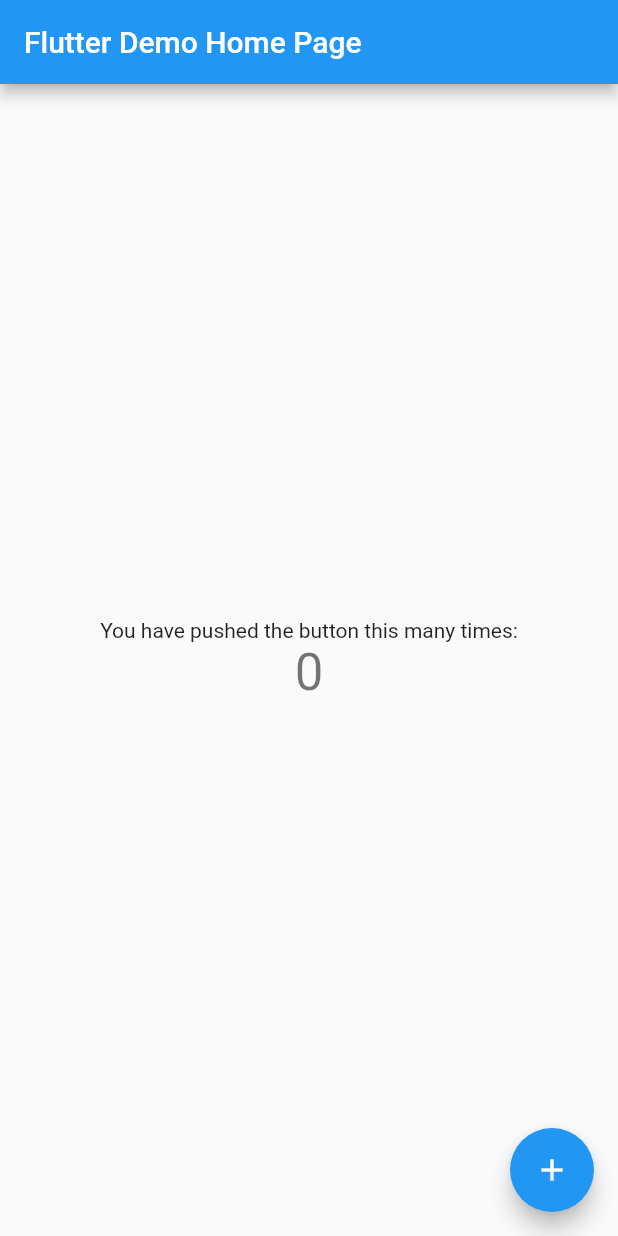
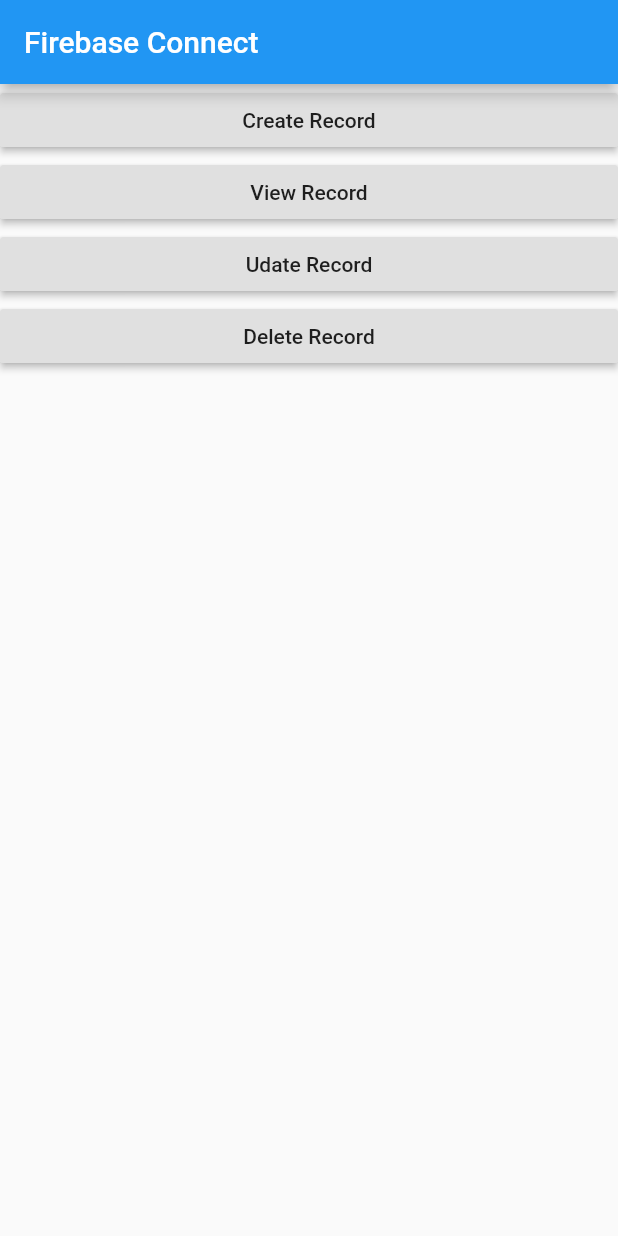
Before and after one commit to choushou/flutter_education, a Flutter app: the screen it shows after launch, on a phone screen of 412 x 824 dp. Run offline on Flutter 3.47's test engine with Material 2 defaults, Android fonts, the phone set to English and light mode, and no system bars; our stand-ins replace firebase_database; accounts and stored records are empty.

Commit message:
firebase databaseの処理

```diff
--- a/education/lib/main.dart
+++ b/education/lib/main.dart
@@ -1,4 +1,5 @@
 import 'package:flutter/material.dart';
+import 'package:firebase_database/firebase_database.dart';
 
 void main() {
   runApp(MyApp());
@@ -11,19 +12,8 @@ class MyApp extends StatelessWidget {
     return MaterialApp(
       title: 'Flutter Demo',
       theme: ThemeData(
-        // This is the theme of your application.
-        //
-        // Try running your application with "flutter run". You'll see the
-        // application has a blue toolbar. Then, without quitting the app, try
-        // changing the primarySwatch below to Colors.green and then invoke
-        // "hot reload" (press "r" in the console where you ran "flutter run",
-        // or simply save your changes to "hot reload" in a Flutter IDE).
-        // Notice that the counter didn't reset back to zero; the application
-        // is not restarted.
+
         primarySwatch: Colors.blue,
-        // This makes the visual density adapt to the platform that you run
-        // the app on. For desktop platforms, the controls will be smaller and
-        // closer together (more dense) than on mobile platforms.
         visualDensity: VisualDensity.adaptivePlatformDensity,
       ),
       home: MyHomePage(title: 'Flutter Demo Home Page'),
@@ -34,14 +24,6 @@ class MyApp extends StatelessWidget {
 class MyHomePage extends StatefulWidget {
   MyHomePage({Key key, this.title}) : super(key: key);
 
-  // This widget is the home page of your application. It is stateful, meaning
-  // that it has a State object (defined below) that contains fields that affect
-  // how it looks.
-
-  // This class is the configuration for the state. It holds the values (in this
-  // case the title) provided by the parent (in this case the App widget) and
-  // used by the build method of the State. Fields in a Widget subclass are
-  // always marked "final".
 
   final String title;
 
@@ -54,64 +36,109 @@ class _MyHomePageState extends State<MyHomePage> {
 
   void _incrementCounter() {
     setState(() {
-      // This call to setState tells the Flutter framework that something has
-      // changed in this State, which causes it to rerun the build method below
-      // so that the display can reflect the updated values. If we changed
-      // _counter without calling setState(), then the build method would not be
-      // called again, and so nothing would appear to happen.
+
       _counter++;
     });
   }
 
+  final databaseReference = FirebaseDatabase.instance.reference();
+
   @override
   Widget build(BuildContext context) {
-    // This method is rerun every time setState is called, for instance as done
-    // by the _incrementCounter method above.
-    //
-    // The Flutter framework has been optimized to make rerunning build methods
-    // fast, so that you can just rebuild anything that needs updating rather
-    // than having to individually change instances of widgets.
+    getData();
     return Scaffold(
       appBar: AppBar(
-        // Here we take the value from the MyHomePage object that was created by
-        // the App.build method, and use it to set our appbar title.
-        title: Text(widget.title),
+        title: Text('Firebase Connect'),
       ),
       body: Center(
-        // Center is a layout widget. It takes a single child and positions it
-        // in the middle of the parent.
-        child: Column(
-          // Column is also a layout widget. It takes a list of children and
-          // arranges them vertically. By default, it sizes itself to fit its
-          // children horizontally, and tries to be as tall as its parent.
-          //
-          // Invoke "debug painting" (press "p" in the console, choose the
-          // "Toggle Debug Paint" action from the Flutter Inspector in Android
-          // Studio, or the "Toggle Debug Paint" command in Visual Studio Code)
-          // to see the wireframe for each widget.
-          //
-          // Column has various properties to control how it sizes itself and
-          // how it positions its children. Here we use mainAxisAlignment to
-          // center the children vertically; the main axis here is the vertical
-          // axis because Columns are vertical (the cross axis would be
-          // horizontal).
-          mainAxisAlignment: MainAxisAlignment.center,
-          children: <Widget>[
-            Text(
-              'You have pushed the button this many times:',
-            ),
-            Text(
-              '$_counter',
-              style: Theme.of(context).textTheme.headline4,
-            ),
-          ],
-        ),
-      ),
-      floatingActionButton: FloatingActionButton(
-        onPressed: _incrementCounter,
-        tooltip: 'Increment',
-        child: Icon(Icons.add),
-      ), // This trailing comma makes auto-formatting nicer for build methods.
+          child: Column(
+            crossAxisAlignment: CrossAxisAlignment.stretch,
+            children: <Widget>[
+
+              RaisedButton(
+                child: Text('Create Record'),
+                onPressed: () {
+                  createRecord();
+                },
+              ),
+
+              RaisedButton(
+                child: Text('View Record'),
+                onPressed: () {
+                  getData();
+                },
+              ),
+              RaisedButton(
+                child: Text('Udate Record'),
+                onPressed: () {
+                  updateData();
+                },
+              ),
+              RaisedButton(
+                child: Text('Delete Record'),
+                onPressed: () {
+                  deleteData();
+                },
+              ),
+            ],
+          )
+      ), //center
     );
+
+//    return Scaffold(
+//      appBar: AppBar(
+//        // Here we take the value from the MyHomePage object that was created by
+//        // the App.build method, and use it to set our appbar title.
+//        title: Text(widget.title),
+//      ),
+//      body: Center(
+//        // Center is a layout widget. It takes a single child and positions it
+//        // in the middle of the parent.
+//        child: Column(
+//
+//          mainAxisAlignment: MainAxisAlignment.center,
+//          children: <Widget>[
+//            Text(
+//              'You have pushed the button this many times:',
+//            ),
+//            Text(
+//              '$_counter',
+//              style: Theme.of(context).textTheme.headline4,
+//            ),
+//          ],
+//        ),
+//      ),
+//      floatingActionButton: FloatingActionButton(
+//        onPressed: _incrementCounter,
+//        tooltip: 'Increment',
+//        child: Icon(Icons.add),
+//      ),
+//    );
   }
+  void createRecord(){
+    databaseReference.child("counter").set({
+      'title': 'Mastering EJB',
+      'description': 'Programming Guide for J2EE'
+    });
+    databaseReference.child("message").set({
+      'title': 'Flutter in Action',
+      'description': 'Complete Programming Guide to learn Flutter'
+    });
+  }
+  void getData(){
+    databaseReference.once().then((DataSnapshot snapshot) {
+      print('Data : ${snapshot.value}');
+    });
+  }
+
+  void updateData(){
+    databaseReference.child('counter').update({
+      'description': 'J2EE complete Reference'
+    });
+  }
+
+  void deleteData(){
+    databaseReference.child('counter').remove();
+  }
+
 }
--- a/education/pubspec.yaml
+++ b/education/pubspec.yaml
@@ -28,6 +28,9 @@ dependencies:
   # The following adds the Cupertino Icons font to your application.
   # Use with the CupertinoIcons class for iOS style icons.
   cupertino_icons: ^0.1.3
+  firebase_database: ^3.1.3
+#  firebase_core: ^0.3.1
+#  firebase_core: ^0.4.0
 
 dev_dependencies:
   flutter_test:
```
Also changed, not shown: education/pubspec.lock, 12 other files.
